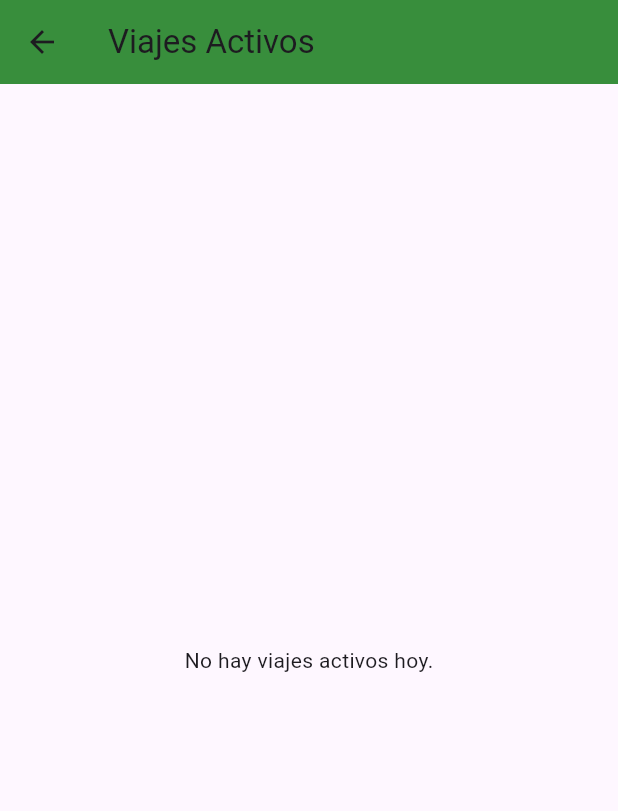
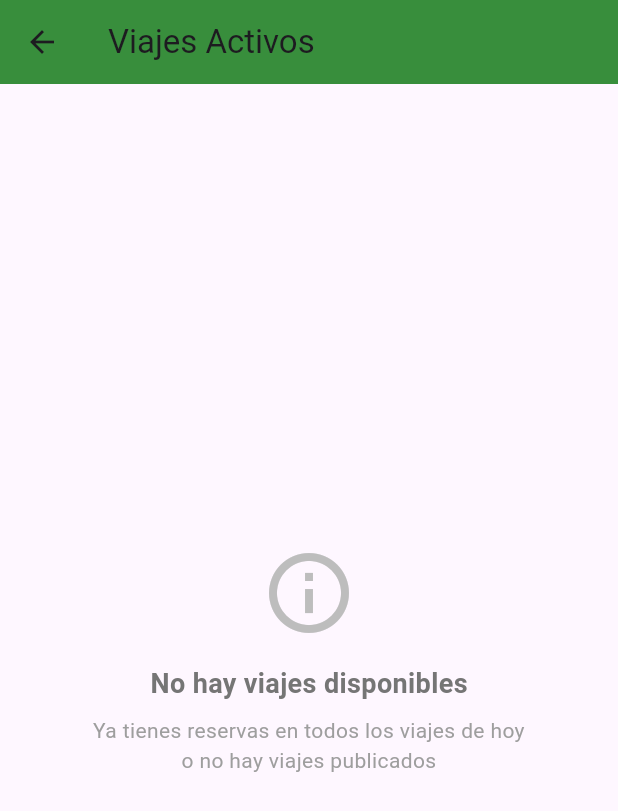
Before and after one commit to Marant7/MovUni, a Flutter app: the ActiveTripsScreen screen opened directly, on a phone screen of 412 x 824 dp. Shown: the top 811 px of the screen. Run offline on Flutter 3.47's test engine with Material 3 defaults, Android fonts, the phone set to English and light mode, and no system bars; our stand-ins replace cloud_firestore, firebase_auth, firebase_core, firebase_storage, geocoding, google_maps_flutter and 3 more; accounts and stored records are empty.

Commit message:
corrección de actualización de asiento y pertenencia a viaje #10

```diff
--- a/lib/screens/active_trips_screen.dart
+++ b/lib/screens/active_trips_screen.dart
@@ -1,5 +1,6 @@
 import 'package:flutter/material.dart';
 import 'package:cloud_firestore/cloud_firestore.dart';
+import 'package:firebase_auth/firebase_auth.dart';
 import 'package:intl/intl.dart';
 import 'package:movuni/screens/trip_detail_screen.dart';
 import 'package:movuni/utils/address_resolver.dart';
@@ -9,33 +10,108 @@ class ActiveTripsScreen extends StatelessWidget {
 
   // Obtener fecha de hoy en formato dd/MM/yyyy usando hora local
   String getTodayDate() {
-    final now = DateTime.now().toLocal(); // forzar hora local
+    final now = DateTime.now().toLocal();
     return DateFormat('dd/MM/yyyy').format(now);
+  }
+
+  // Stream que filtra los viajes donde el usuario YA tiene reserva
+  Stream<List<DocumentSnapshot>> getAvailableTripsStream(String userId) async* {
+    final today = getTodayDate();
+
+    await for (var tripsSnapshot in FirebaseFirestore.instance
+        .collection('viajes')
+        .where('fecha', isEqualTo: today)
+        .snapshots()) {
+
+      List<DocumentSnapshot> availableTrips = [];
+
+      for (var trip in tripsSnapshot.docs) {
+        // Verificar si el usuario YA tiene una reserva en este viaje
+        var reservaSnapshot = await FirebaseFirestore.instance
+            .collection('solicitudes_viajes')
+            .where('trip_id', isEqualTo: trip.id)
+            .where('passenger_id', isEqualTo: userId)
+            .where('status', whereIn: ['pendiente', 'aceptada'])
+            .limit(1)
+            .get();
+
+        // Solo agregar el viaje si NO tiene reserva activa
+        if (reservaSnapshot.docs.isEmpty) {
+          availableTrips.add(trip);
+        }
+      }
+
+      yield availableTrips;
+    }
   }
 
   @override
   Widget build(BuildContext context) {
-    final today = getTodayDate();
+    final user = FirebaseAuth.instance.currentUser;
+
+    if (user == null) {
+      return Scaffold(
+        appBar: AppBar(
+          title: const Text('Viajes Activos'),
+          backgroundColor: Colors.green[700],
+        ),
+        body: const Center(
+          child: Text('Debes iniciar sesión para ver los viajes'),
+        ),
+      );
+    }
 
     return Scaffold(
       appBar: AppBar(
         title: const Text('Viajes Activos'),
         backgroundColor: Colors.green[700],
       ),
-      body: StreamBuilder<QuerySnapshot>(
-        stream: FirebaseFirestore.instance
-            .collection('viajes')
-            .where('fecha', isEqualTo: today) // comparar con la fecha de hoy
-            .snapshots(),
+      body: StreamBuilder<List<DocumentSnapshot>>(
+        stream: getAvailableTripsStream(user.uid),
         builder: (context, snapshot) {
           if (snapshot.connectionState == ConnectionState.waiting) {
             return const Center(child: CircularProgressIndicator());
           }
-          if (!snapshot.hasData || snapshot.data!.docs.isEmpty) {
-            return const Center(child: Text('No hay viajes activos hoy.'));
+
+          if (snapshot.hasError) {
+            return Center(
+              child: Text('Error al cargar viajes: ${snapshot.error}'),
+            );
           }
 
-          final trips = snapshot.data!.docs;
+          if (!snapshot.hasData || snapshot.data!.isEmpty) {
+            return Center(
+              child: Column(
+                mainAxisAlignment: MainAxisAlignment.center,
+                children: [
+                  Icon(
+                    Icons.info_outline,
+                    size: 64,
+                    color: Colors.grey[400],
+                  ),
+                  const SizedBox(height: 16),
+                  Text(
+                    'No hay viajes disponibles',
+                    style: TextStyle(
+                      fontSize: 18,
+                      color: Colors.grey[600],
+                      fontWeight: FontWeight.bold,
+                    ),
+                  ),
+                  const SizedBox(height: 8),
+                  Text(
+                    'Ya tienes reservas en todos los viajes de hoy\no no hay viajes publicados',
+                    textAlign: TextAlign.center,
+                    style: TextStyle(
+                      color: Colors.grey[500],
+                    ),
+                  ),
+                ],
+              ),
+            );
+          }
+
+          final trips = snapshot.data!;
 
           return ListView.builder(
             itemCount: trips.length,
```
Also changed, not shown: lib/screens/mis_reservas_screen.dart (+20 -4 lines), 1 other file.
